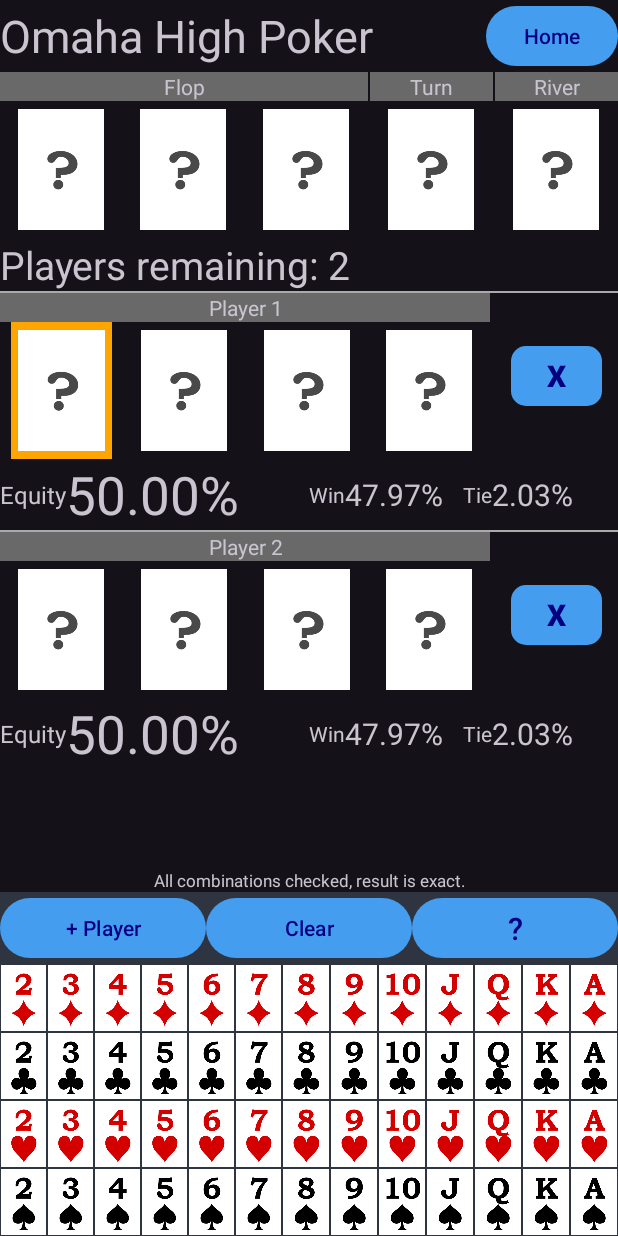
After one commit to cjc93/CJPokerOddsCalculator, an Android app: the fragment OmahaHighFragment shown on its own in the app's theme, on a phone screen of 412 x 824 dp. The commit adds this screen. Run offline under Robolectric (Android 15) with nearby library versions, the phone set to English and light mode, and no system bars.

Commit message:
Create OmahaHighFragment

```diff
--- a/app/src/main/java/com/leslie/cjpokeroddscalculator/EquityCalculatorFragment.java
+++ b/app/src/main/java/com/leslie/cjpokeroddscalculator/EquityCalculatorFragment.java
@@ -45,7 +45,6 @@ public abstract class EquityCalculatorFragment extends Fragment {
     public TextView[] equityArray = new TextView[10];
     public TextView[] winArray = new TextView[10];
     public TextView[] tieArray = new TextView[10];
-    public LinearLayout[] twoCardsLayouts = new LinearLayout[10];
 
     HashBiMap<List<Integer>, ImageButton> cardPositionBiMap = HashBiMap.create();
     Map<MaterialButton, Integer> removeRowMap = new HashMap<>();
@@ -249,7 +248,7 @@ public abstract class EquityCalculatorFragment extends Fragment {
         equityCalculatorBinding.playersremaining.setText(getString(R.string.players_remaining, playersRemainingNo));
 
         if (cardRows[player_remove_number] instanceof SpecificCardsRow) {
-            for (int i = 0; i < 2; i++) {
+            for (int i = 0; i < cardsPerHand; i++) {
                 setInputCardVisible(player_remove_number, i);
             }
         }
@@ -274,9 +273,10 @@ public abstract class EquityCalculatorFragment extends Fragment {
     };
 
     public void setEmptyHandRow(int row) {
-        cardRows[row] = new SpecificCardsRow(2);
-        setCardImage(row, 0, 0, 0);
-        setCardImage(row, 1, 0, 0);
+        cardRows[row] = new SpecificCardsRow(cardsPerHand);
+        for (int i = 0; i < cardsPerHand; i++) {
+            setCardImage(row, i, 0, 0);
+        }
     }
 
     private final View.OnClickListener selector_listener = v -> {
@@ -297,9 +297,9 @@ public abstract class EquityCalculatorFragment extends Fragment {
     };
 
     private void set_next_selected_card() {
-        if ((selected_card_position[0] == 0 && selected_card_position[1] < 4) || selected_card_position[1] == 0) {
+        if ((selected_card_position[0] == 0 && selected_card_position[1] < 4) || selected_card_position[1] < (cardsPerHand - 1)) {
             set_selected_card(selected_card_position[0], selected_card_position[1] + 1);
-        } else if ((selected_card_position[0] == 1 || selected_card_position[0] == playersRemainingNo) && selected_card_position[1] == 1) {
+        } else if ((selected_card_position[0] == 1 || selected_card_position[0] == playersRemainingNo) && selected_card_position[1] == (cardsPerHand - 1)) {
             set_selected_card(0, 0);
         } else {
             boolean foundNext = false;
@@ -319,10 +319,10 @@ public abstract class EquityCalculatorFragment extends Fragment {
         Rect rect = new Rect();
         if(!selected_card_button.getGlobalVisibleRect(rect) || selected_card_button.getHeight() != rect.height() ) {
             equityCalculatorBinding.scrollView.post(
-                    () -> equityCalculatorBinding.scrollView.smoothScrollTo(
-                            0,
-                            ((LinearLayout) selected_card_button.getParent().getParent().getParent().getParent().getParent()).getBottom() - equityCalculatorBinding.scrollView.getHeight()
-                    )
+                () -> equityCalculatorBinding.scrollView.smoothScrollTo(
+                    0,
+                    player_row_array[selected_card_position[0] - 1].getBottom() - equityCalculatorBinding.scrollView.getHeight()
+                )
             );
         }
     }
--- a/app/src/main/java/com/leslie/cjpokeroddscalculator/HomeFragment.java
+++ b/app/src/main/java/com/leslie/cjpokeroddscalculator/HomeFragment.java
@@ -25,6 +25,7 @@ public class HomeFragment extends Fragment {
         super.onViewCreated(view, savedInstanceState);
 
         binding.texasHoldemButton.setOnClickListener(view1 -> NavHostFragment.findNavController(HomeFragment.this).navigate(R.id.action_HomeFragment_to_TexasHoldemFragment));
+        binding.omahaHighButton.setOnClickListener(view1 -> NavHostFragment.findNavController(HomeFragment.this).navigate(R.id.action_HomeFragment_to_OmahaHighFragment));
     }
 
     @Override
--- a/app/src/main/java/com/leslie/cjpokeroddscalculator/MainActivity.java
+++ b/app/src/main/java/com/leslie/cjpokeroddscalculator/MainActivity.java
@@ -23,8 +23,8 @@ public class MainActivity extends AppCompatActivity {
         NavHostFragment navHostFragment = (NavHostFragment) getSupportFragmentManager().findFragmentById(R.id.nav_host_fragment_content_main);
         assert navHostFragment != null;
         Fragment f = navHostFragment.getChildFragmentManager().getFragments().get(0);
-        if (f instanceof TexasHoldemFragment) {
-            TexasHoldemFragment texasHoldemFragment = (TexasHoldemFragment) f;
+        if (f instanceof EquityCalculatorFragment) {
+            EquityCalculatorFragment texasHoldemFragment = (EquityCalculatorFragment) f;
             texasHoldemFragment.checkClickToHideCardSelector(ev);
         }
         return super.dispatchTouchEvent(ev);
--- /dev/null
+++ b/app/src/main/java/com/leslie/cjpokeroddscalculator/OmahaHighFragment.java
@@ -0,0 +1,70 @@
+package com.leslie.cjpokeroddscalculator;
+
+import android.os.Bundle;
+import android.view.LayoutInflater;
+import android.view.View;
+import android.view.ViewGroup;
+
+import androidx.annotation.NonNull;
+import androidx.navigation.fragment.NavHostFragment;
+
+import com.leslie.cjpokeroddscalculator.databinding.OmahaHighPlayerRowBinding;
+
+import java.util.Arrays;
+
+public class OmahaHighFragment extends EquityCalculatorFragment {
+
+    @Override
+    public View onCreateView(@NonNull LayoutInflater inflater, ViewGroup container, Bundle savedInstanceState) {
+        return super.onCreateView(inflater, container, savedInstanceState);
+    }
+
+    public void onViewCreated(@NonNull View view, Bundle savedInstanceState) {
+        super.onViewCreated(view, savedInstanceState);
+
+        winArray[0].setText(getString(R.string.two_decimal_perc, 47.97));
+        winArray[1].setText(getString(R.string.two_decimal_perc, 47.97));
+        tieArray[0].setText(getString(R.string.two_decimal_perc, 2.03));
+        tieArray[1].setText(getString(R.string.two_decimal_perc, 2.03));
+
+        equityCalculatorBinding.title.setText(getString(R.string.omaha_high_poker));
+
+        equityCalculatorBinding.homeButton.setOnClickListener(view1 -> NavHostFragment.findNavController(this).navigate(R.id.action_OmahaHighFragment_to_HomeFragment));
+    }
+
+    @Override
+    public void onDestroyView() {
+        super.onDestroyView();
+        if (monte_carlo_thread != null) {
+            monte_carlo_thread.interrupt();
+        }
+
+        if (exact_calc_thread != null) {
+            exact_calc_thread.interrupt();
+        }
+    }
+
+    public void setCardsPerHand() {
+        cardsPerHand = 4;
+    }
+
+    public void generate_main_layout() {
+        super.generate_main_layout();
+
+        for (int i = 0; i < 10; i++) {
+            OmahaHighPlayerRowBinding binding_player_row = OmahaHighPlayerRowBinding.inflate(LayoutInflater.from(requireActivity()), equityCalculatorBinding.playerRows, true);
+            player_row_array[i] = binding_player_row.getRoot();
+            equityArray[i] = binding_player_row.equity;
+            winArray[i] = binding_player_row.win;
+            tieArray[i] = binding_player_row.tie;
+            cardPositionBiMap.put(Arrays.asList(i + 1, 0), binding_player_row.card1);
+            cardPositionBiMap.put(Arrays.asList(i + 1, 1), binding_player_row.card2);
+            cardPositionBiMap.put(Arrays.asList(i + 1, 2), binding_player_row.card3);
+            cardPositionBiMap.put(Arrays.asList(i + 1, 3), binding_player_row.card4);
+            removeRowMap.put(binding_player_row.remove, i + 1);
+
+            binding_player_row.playerText.setText(getString(R.string.player, i + 1));
+            binding_player_row.remove.setOnClickListener(removePlayerListener);
+        }
+    }
+}
--- a/app/src/main/java/com/leslie/cjpokeroddscalculator/SpecificCardsRow.java
+++ b/app/src/main/java/com/leslie/cjpokeroddscalculator/SpecificCardsRow.java
@@ -52,12 +52,16 @@ public class SpecificCardsRow extends CardRow {
         }
     }
 
+    // CHANGE TO WORK FOR OMAHA AS WELL
     public boolean isKnownPlayer() {
         return this.cards[0][0] != 0 || this.cards[1][0] != 0;
     }
 
     public String convertPlayerCardsToStr() {
         StringBuilder temp = new StringBuilder();
+
+        // CHANGE TO WORK FOR OMAHA AS WELL
+
         temp.append(GlobalStatic.rankToStr.get(this.cards[0][1]));
         temp.append(GlobalStatic.suitToStr.get(this.cards[0][0]));
         temp.append(GlobalStatic.rankToStr.get(this.cards[1][1]));
--- a/app/src/main/java/com/leslie/cjpokeroddscalculator/TexasHoldemFragment.java
+++ b/app/src/main/java/com/leslie/cjpokeroddscalculator/TexasHoldemFragment.java
@@ -38,6 +38,8 @@ public class TexasHoldemFragment extends EquityCalculatorFragment {
 
     private MaterialButton selectedMatrixButton = null;
     private final int[] selectedMatrixPosition = new int[2];
+
+    public LinearLayout[] twoCardsLayouts = new LinearLayout[10];
 
     public HashBiMap<Integer, ImageButton> rangePositionBiMap = HashBiMap.create();
 
@@ -84,6 +86,8 @@ public class TexasHoldemFragment extends EquityCalculatorFragment {
         winArray[1].setText(getString(R.string.two_decimal_perc, 47.97));
         tieArray[0].setText(getString(R.string.two_decimal_perc, 2.03));
         tieArray[1].setText(getString(R.string.two_decimal_perc, 2.03));
+
+        equityCalculatorBinding.title.setText(getString(R.string.texas_hold_em_poker));
 
         for (ImageButton r : rangePositionBiMap.values()) {
             r.setOnClickListener(rangeSelectorListener);
--- a/app/src/main/res/layout/fragment_equity_calculator.xml
+++ b/app/src/main/res/layout/fragment_equity_calculator.xml
@@ -21,7 +21,7 @@
             android:layout_height="wrap_content" >
 
             <TextView
-                android:text="@string/texas_hold_em_poker"
+                android:id="@+id/title"
                 android:layout_width="0dp"
                 android:layout_height="match_parent"
                 android:layout_weight="1"
--- a/app/src/main/res/layout/fragment_home.xml
+++ b/app/src/main/res/layout/fragment_home.xml
@@ -10,7 +10,15 @@
         android:layout_width="match_parent"
         android:layout_height="wrap_content"
         app:layout_constraintTop_toTopOf="parent"
-        app:layout_constraintBottom_toBottomOf="parent"
+        app:layout_constraintBottom_toTopOf="@id/omaha_high_button"
         android:text="@string/texas_hold_em_equity_calculator" />
 
+    <com.google.android.material.button.MaterialButton
+        android:id="@+id/omaha_high_button"
+        android:layout_width="match_parent"
+        android:layout_height="wrap_content"
+        app:layout_constraintTop_toBottomOf="@id/texas_holdem_button"
+        app:layout_constraintBottom_toBottomOf="parent"
+        android:text="@string/omaha_high_equity_calculator" />
+
 </androidx.constraintlayout.widget.ConstraintLayout>
--- /dev/null
+++ b/app/src/main/res/layout/omaha_high_player_row.xml
@@ -0,0 +1,228 @@
+<?xml version="1.0" encoding="utf-8"?>
+<LinearLayout
+    xmlns:android="http://schemas.android.com/apk/res/android"
+    xmlns:app="http://schemas.android.com/apk/res-auto"
+    android:orientation="vertical"
+    android:layout_width="match_parent"
+    android:layout_height="wrap_content">
+
+    <View
+        android:layout_width="match_parent"
+        android:layout_height="1dp"
+        android:background="@android:color/darker_gray"/>
+
+    <LinearLayout
+        android:orientation="horizontal"
+        android:layout_width="match_parent"
+        android:layout_height="wrap_content"
+        android:baselineAligned="false">
+
+        <LinearLayout
+            android:orientation="vertical"
+            android:layout_width="0dp"
+            android:layout_height="wrap_content"
+            android:layout_weight="4" >
+
+            <TextView
+                android:id="@+id/player_text"
+                android:text="@string/player"
+                android:gravity="center_horizontal"
+                android:layout_width="fill_parent"
+                android:layout_height="wrap_content"
+                android:background="#696969" />
+
+            <LinearLayout
+                android:id="@+id/four_cards"
+                android:orientation="horizontal"
+                android:layout_width="match_parent"
+                android:layout_height="wrap_content"
+                android:baselineAligned="false">
+
+                <LinearLayout
+                    android:orientation="horizontal"
+                    android:layout_width="match_parent"
+                    android:layout_height="wrap_content"
+                    android:layout_weight="1"
+                    android:gravity="center" >
+
+                    <ImageButton
+                        android:id="@+id/card1"
+                        android:layout_width="wrap_content"
+                        android:layout_height="wrap_content"
+                        android:background="@null"
+                        android:src="@drawable/unknown_button"
+                        android:layout_gravity="center"
+                        android:scaleType="fitCenter"
+                        android:adjustViewBounds="true"
+                        android:contentDescription="@string/card1"
+                        android:padding="5dp" />
+
+                </LinearLayout>
+
+                <LinearLayout
+                    android:orientation="horizontal"
+                    android:layout_width="match_parent"
+                    android:layout_height="wrap_content"
+                    android:layout_weight="1"
+                    android:gravity="center" >
+
+                    <ImageButton
+                        android:id="@+id/card2"
+                        android:layout_width="wrap_content"
+                        android:layout_height="wrap_content"
+                        android:background="@null"
+                        android:src="@drawable/unknown_button"
+                        android:layout_gravity="center"
+                        android:scaleType="fitCenter"
+                        android:adjustViewBounds="true"
+                        android:contentDescription="@string/card2"
+                        android:padding="5dp" />
+
+                </LinearLayout>
+
+                <LinearLayout
+                    android:orientation="horizontal"
+                    android:layout_width="match_parent"
+                    android:layout_height="wrap_content"
+                    android:layout_weight="1"
+                    android:gravity="center" >
+
+                    <ImageButton
+                        android:id="@+id/card3"
+                        android:layout_width="wrap_content"
+                        android:layout_height="wrap_content"
+                        android:background="@null"
+                        android:src="@drawable/unknown_button"
+                        android:layout_gravity="center"
+                        android:scaleType="fitCenter"
+                        android:adjustViewBounds="true"
+                        android:contentDescription="@string/card3"
+                        android:padding="5dp" />
+
+                </LinearLayout>
+
+                <LinearLayout
+                    android:orientation="horizontal"
+                    android:layout_width="match_parent"
+                    android:layout_height="wrap_content"
+                    android:layout_weight="1"
+                    android:gravity="center" >
+
+                    <ImageButton
+                        android:id="@+id/card4"
+                        android:layout_width="wrap_content"
+                        android:layout_height="wrap_content"
+                        android:background="@null"
+                        android:src="@drawable/unknown_button"
+                        android:layout_gravity="center"
+                        android:scaleType="fitCenter"
+                        android:adjustViewBounds="true"
+                        android:contentDescription="@string/card4"
+                        android:padding="5dp" />
+
+                </LinearLayout>
+
+            </LinearLayout>
+
+        </LinearLayout>
+
+        <LinearLayout
+            android:orientation="horizontal"
+            android:layout_width="0dp"
+            android:layout_height="match_parent"
+            android:layout_marginStart="3dp"
+            android:layout_weight="1"
+            android:gravity="center"
+            android:baselineAligned="false">
+
+            <com.google.android.material.button.MaterialButton
+                android:id="@+id/remove"
+                android:layout_width="wrap_content"
+                android:layout_height="wrap_content"
+                android:text="@string/remove_player"
+                android:minWidth="0dp"
+                android:textStyle="bold"
+                android:textSize="20sp"
+                app:cornerRadius="10dp" />
+
+        </LinearLayout>
+
+    </LinearLayout>
+
+    <LinearLayout
+        android:orientation="horizontal"
+        android:layout_width="match_parent"
+        android:layout_height="wrap_content" >
+
+        <LinearLayout
+            android:orientation="horizontal"
+            android:layout_width="0dp"
+            android:layout_height="wrap_content"
+            android:layout_weight="2" >
+
+            <androidx.appcompat.widget.AppCompatTextView
+                android:layout_width="wrap_content"
+                android:layout_height="match_parent"
+                android:gravity="center_vertical"
+                android:textSize="16sp"
+                android:text="@string/equity" />
+
+            <androidx.appcompat.widget.AppCompatTextView
+                android:id="@+id/equity"
+                android:layout_width="0dp"
+                android:layout_height="match_parent"
+                android:gravity="center|left"
+                android:textSize="35sp"
+                android:layout_weight="1" />
+
+        </LinearLayout>
+
+        <LinearLayout
+            android:orientation="horizontal"
+            android:layout_width="0dp"
+            android:layout_height="match_parent"
+            android:layout_weight="1" >
+
+            <androidx.appcompat.widget.AppCompatTextView
+                android:layout_width="wrap_content"
+                android:layout_height="match_parent"
+                android:gravity="center_vertical"
+                android:textSize="14sp"
+                android:text="@string/win" />
+
+            <androidx.appcompat.widget.AppCompatTextView
+                android:id="@+id/win"
+                android:layout_width="0dp"
+                android:layout_height="match_parent"
+                android:gravity="center|left"
+                android:textSize="20sp"
+                android:layout_weight="1" />
+
+        </LinearLayout>
+
+        <LinearLayout
+            android:orientation="horizontal"
+            android:layout_width="0dp"
+            android:layout_height="match_parent"
+            android:layout_weight="1" >
+
+            <androidx.appcompat.widget.AppCompatTextView
+                android:layout_width="wrap_content"
+                android:layout_height="match_parent"
+                android:gravity="center_vertical"
+                android:textSize="14sp"
+                android:text="@string/tie" />
+
+            <androidx.appcompat.widget.AppCompatTextView
+                android:id="@+id/tie"
+                android:layout_width="0dp"
+                android:layout_height="match_parent"
+                android:gravity="center|left"
+                android:textSize="20sp"
+                android:layout_weight="1" />
+
+        </LinearLayout>
+
+    </LinearLayout>
+
+</LinearLayout>
--- a/app/src/main/res/navigation/nav_graph.xml
+++ b/app/src/main/res/navigation/nav_graph.xml
@@ -14,6 +14,10 @@
             android:id="@+id/action_HomeFragment_to_TexasHoldemFragment"
             app:destination="@id/TexasHoldemFragment" />
 
+        <action
+            android:id="@+id/action_HomeFragment_to_OmahaHighFragment"
+            app:destination="@id/OmahaHighFragment" />
+
     </fragment>
 
     <fragment
@@ -27,4 +31,15 @@
 
     </fragment>
 
+    <fragment
+        android:id="@+id/OmahaHighFragment"
+        android:name="com.leslie.cjpokeroddscalculator.OmahaHighFragment"
+        tools:layout="@layout/fragment_equity_calculator">
+
+        <action
+            android:id="@+id/action_OmahaHighFragment_to_HomeFragment"
+            app:destination="@id/HomeFragment" />
+
+    </fragment>
+
 </navigation>
--- a/app/src/main/res/values/strings.xml
+++ b/app/src/main/res/values/strings.xml
@@ -37,4 +37,8 @@
     <string name="texas_hold_em_poker">Texas Hold\'em Poker</string>
     <string name="home">Home</string>
     <string name="hand_range">Hand/Range</string>
+    <string name="omaha_high_equity_calculator">Omaha High Equity Calculator</string>
+    <string name="omaha_high_poker">Omaha High Poker</string>
+    <string name="card3">Card3</string>
+    <string name="card4">Card4</string>
 </resources>
```
